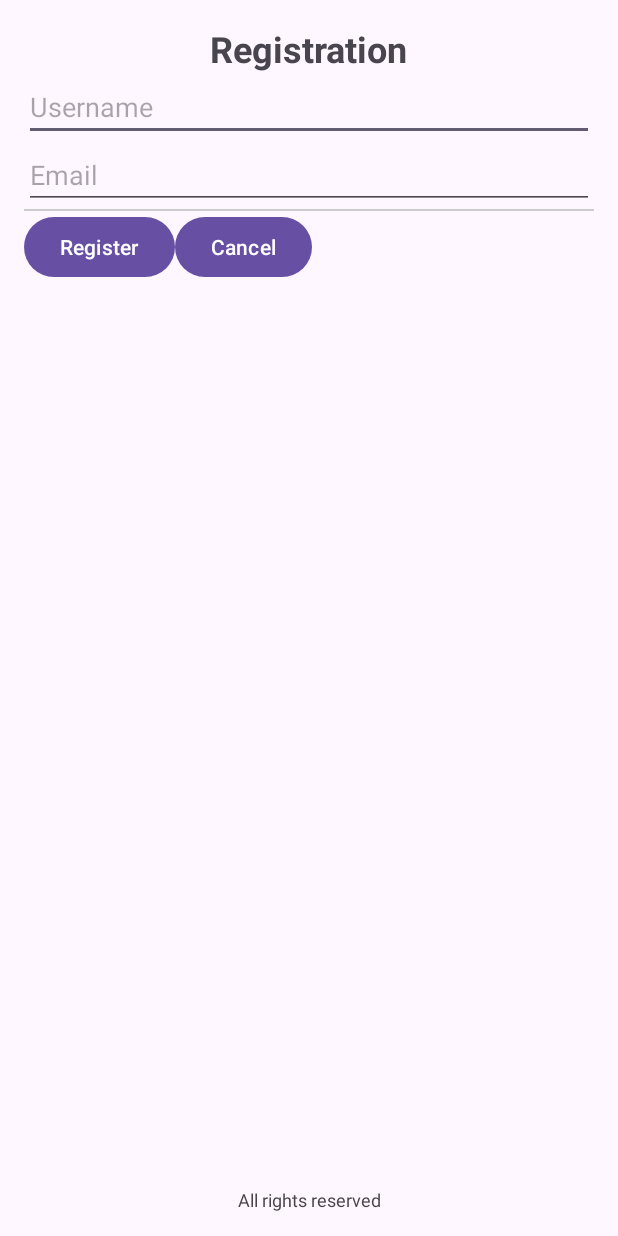
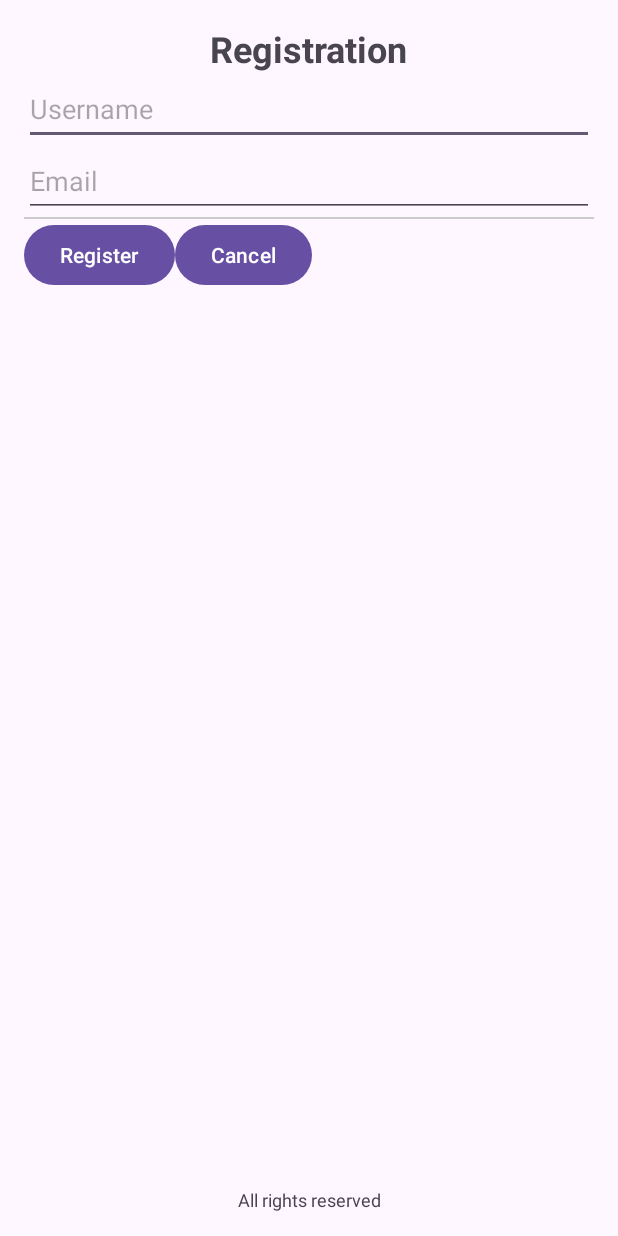
Before and after one commit to jcafvirrey/Android-Development-with-Kotlin, an Android app: the layout exercise1_constraintlayout.xml on its own in the app's theme, with its tools: preview values and no code run, on a phone screen of 412 x 824 dp. Run offline under Robolectric (Android 15) with nearby library versions, the phone set to English and light mode, and no system bars.

Commit message:
ConstraintLayout Exercise1 resolved

```diff
--- a/L5/app/src/main/res/layout/exercise1_constraintlayout.xml
+++ b/L5/app/src/main/res/layout/exercise1_constraintlayout.xml
@@ -1,8 +1,8 @@
-<androidx.constraintlayout.widget.ConstraintLayout
-    xmlns:android="http://schemas.android.com/apk/res/android"
+<androidx.constraintlayout.widget.ConstraintLayout xmlns:android="http://schemas.android.com/apk/res/android"
     xmlns:app="http://schemas.android.com/apk/res-auto"
     android:layout_width="match_parent"
     android:layout_height="match_parent"
+    xmlns:tools="http://schemas.android.com/tools"
     android:padding="16dp">
 
     <!-- Title -->
@@ -21,23 +21,21 @@
     <EditText
         android:id="@+id/usernameField"
         android:layout_width="0dp"
-        android:layout_height="wrap_content"
+        android:layout_height="48dp"
         android:hint="Username"
         app:layout_constraintTop_toBottomOf="@id/title"
         app:layout_constraintStart_toStartOf="parent"
-        app:layout_constraintEnd_toEndOf="parent"
-        app:layout_constraintMarginTop="16dp" />
+        app:layout_constraintEnd_toEndOf="parent" />
 
     <!-- Email Field -->
     <EditText
         android:id="@+id/emailField"
         android:layout_width="0dp"
-        android:layout_height="wrap_content"
+        android:layout_height="48dp"
         android:hint="Email"
         app:layout_constraintTop_toBottomOf="@id/usernameField"
         app:layout_constraintStart_toStartOf="parent"
-        app:layout_constraintEnd_toEndOf="parent"
-        app:layout_constraintMarginTop="8dp" />
+        app:layout_constraintEnd_toEndOf="parent" />
 
     <!-- Divider -->
     <View
@@ -47,8 +45,7 @@
         android:background="#CCCCCC"
         app:layout_constraintTop_toBottomOf="@id/emailField"
         app:layout_constraintStart_toStartOf="parent"
-        app:layout_constraintEnd_toEndOf="parent"
-        app:layout_constraintMarginTop="16dp" />
+        app:layout_constraintEnd_toEndOf="parent" />
 
     <!-- Register Button -->
     <Button
@@ -58,12 +55,9 @@
         android:text="Register"
         app:layout_constraintTop_toBottomOf="@id/divider"
         app:layout_constraintEnd_toStartOf="@+id/cancelButton"
-        app:layout_constraintHorizontal_chainStyle="spread_inside"
-        app:layout_constraintMarginTop="16dp" />
+        app:layout_constraintHorizontal_chainStyle="spread_inside" />
 
     <!-- Cancel Button -->
-
-    <!-- Footer -->
     <Button
         android:id="@+id/cancelButton"
         android:layout_width="0dp"
@@ -71,7 +65,7 @@
         android:text="Cancel"
         app:layout_constraintStart_toEndOf="@+id/registerButton"
         app:layout_constraintTop_toBottomOf="@id/divider" />
-
+    <!-- Footer -->
     <TextView
         android:id="@+id/footer"
         android:layout_width="wrap_content"
@@ -80,7 +74,6 @@
         android:textSize="12sp"
         app:layout_constraintBottom_toBottomOf="parent"
         app:layout_constraintStart_toStartOf="parent"
-        app:layout_constraintEnd_toEndOf="parent"
-        app:layout_constraintMarginBottom="16dp" />
+        app:layout_constraintEnd_toEndOf="parent"/>
 
 </androidx.constraintlayout.widget.ConstraintLayout>
```
Also changed, not shown: L5/app/src/main/res/layout/chain_example.xml (+11 -9 lines).
